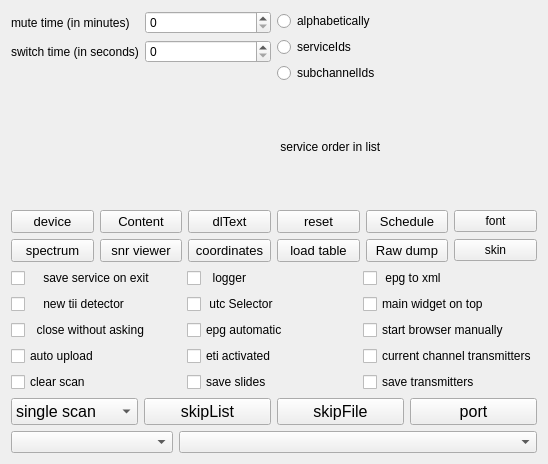
This is qt-dab-s6/forms-v6/config-helper.ui in JvanKatwijk/qt-dab as Qt 5 draws it before an edit. The edited form follows.
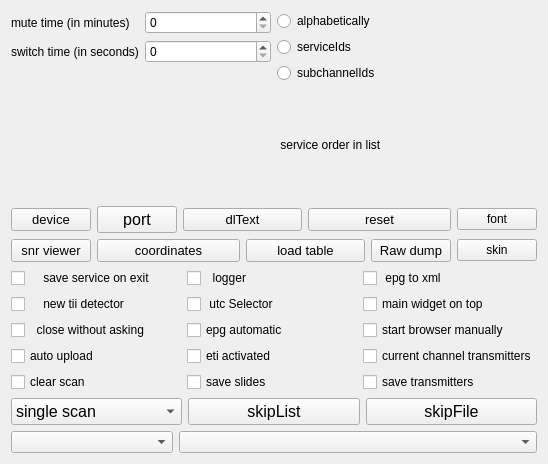
This is the edited form. Custom widgets are drawn as their Qt base class.

```diff
--- a/qt-dab-s6/forms-v6/config-helper.ui
+++ b/qt-dab-s6/forms-v6/config-helper.ui
@@ -123,27 +123,21 @@
       </widget>
      </item>
      <item row="0" column="1">
-      <widget class="smallPushButton" name="contentButton">
-       <property name="sizePolicy">
-        <sizepolicy hsizetype="Preferred" vsizetype="Fixed">
-         <horstretch>0</horstretch>
-         <verstretch>0</verstretch>
-        </sizepolicy>
-       </property>
+      <widget class="smallPushButton" name="portSelector">
        <property name="font">
         <font>
-         <pointsize>10</pointsize>
+         <pointsize>12</pointsize>
         </font>
        </property>
        <property name="toolTip">
         <string>&lt;html&gt;&lt;head/&gt;&lt;body&gt;&lt;p&gt;This will open a 'save as ... dialog' where you can select a file to store a description of the content of the current DAB ensemble (Audio and Data) in a text file.&lt;/p&gt;&lt;/body&gt;&lt;/html&gt;</string>
        </property>
        <property name="text">
-        <string>Content</string>
+        <string>port</string>
        </property>
       </widget>
      </item>
-     <item row="0" column="2">
+     <item row="0" column="2" colspan="2">
       <widget class="smallPushButton" name="dlTextButton">
        <property name="font">
         <font>
@@ -158,7 +152,7 @@
        </property>
       </widget>
      </item>
-     <item row="0" column="3">
+     <item row="0" column="4" colspan="2">
       <widget class="smallPushButton" name="resetButton">
        <property name="sizePolicy">
         <sizepolicy hsizetype="Preferred" vsizetype="Fixed">
@@ -179,29 +173,7 @@
        </property>
       </widget>
      </item>
-     <item row="0" column="4">
-      <widget class="smallPushButton" name="scheduleButton">
-       <property name="sizePolicy">
-        <sizepolicy hsizetype="Preferred" vsizetype="Fixed">
-         <horstretch>0</horstretch>
-         <verstretch>0</verstretch>
-        </sizepolicy>
-       </property>
-       <property name="font">
-        <font>
-         <family>Cantarell</family>
-         <pointsize>10</pointsize>
-        </font>
-       </property>
-       <property name="toolTip">
-        <string>&lt;html&gt;&lt;head/&gt;&lt;body&gt;&lt;p&gt;Touching this button allows you to specify elements for the scheduler. First a list will show from which you can select an element. The list contains - apart from the names of the services in the currently selected ensemble and the preset list, a few commands. &lt;/p&gt;&lt;p&gt;Once selected, a widget  appears on which the time can be specified that the selection should take place.&lt;/p&gt;&lt;/body&gt;&lt;/html&gt;</string>
-       </property>
-       <property name="text">
-        <string>Schedule</string>
-       </property>
-      </widget>
-     </item>
-     <item row="0" column="5">
+     <item row="0" column="6">
       <widget class="smallPushButton" name="fontButton">
        <property name="text">
         <string>font</string>
@@ -209,28 +181,6 @@
       </widget>
      </item>
      <item row="1" column="0">
-      <widget class="smallPushButton" name="show_spectrumButton">
-       <property name="sizePolicy">
-        <sizepolicy hsizetype="Preferred" vsizetype="Fixed">
-         <horstretch>0</horstretch>
-         <verstretch>0</verstretch>
-        </sizepolicy>
-       </property>
-       <property name="font">
-        <font>
-         <family>Cantarell</family>
-         <pointsize>10</pointsize>
-        </font>
-       </property>
-       <property name="toolTip">
-        <string>&lt;html&gt;&lt;head/&gt;&lt;body&gt;&lt;p&gt;The spectrum and the constellation of the DAB signal is shown when pressing this button. &lt;br /&gt;&lt;br /&gt;Pressing it again will cause the spectrum and constellation to be invisible.&lt;/p&gt;&lt;/body&gt;&lt;/html&gt;</string>
-       </property>
-       <property name="text">
-        <string>spectrum</string>
-       </property>
-      </widget>
-     </item>
-     <item row="1" column="1">
       <widget class="smallPushButton" name="snrButton">
        <property name="sizePolicy">
         <sizepolicy hsizetype="Preferred" vsizetype="Fixed">
@@ -252,7 +202,7 @@
        </property>
       </widget>
      </item>
-     <item row="1" column="2">
+     <item row="1" column="1" colspan="2">
       <widget class="smallPushButton" name="set_coordinatesButton">
        <property name="sizePolicy">
         <sizepolicy hsizetype="Preferred" vsizetype="Fixed">
@@ -279,7 +229,7 @@
        </property>
       </widget>
      </item>
-     <item row="1" column="3">
+     <item row="1" column="3" colspan="2">
       <widget class="smallPushButton" name="loadTableButton">
        <property name="font">
         <font>
@@ -294,7 +244,7 @@
        </property>
       </widget>
      </item>
-     <item row="1" column="4">
+     <item row="1" column="5">
       <widget class="smallPushButton" name="dumpButton">
        <property name="sizePolicy">
         <sizepolicy hsizetype="Preferred" vsizetype="Fixed">
@@ -315,7 +265,7 @@
        </property>
       </widget>
      </item>
-     <item row="1" column="5">
+     <item row="1" column="6">
       <widget class="smallPushButton" name="skinButton">
        <property name="text">
         <string>skin</string>
@@ -531,18 +481,6 @@
        </property>
       </widget>
      </item>
-     <item>
-      <widget class="QPushButton" name="portSelector">
-       <property name="font">
-        <font>
-         <pointsize>12</pointsize>
-        </font>
-       </property>
-       <property name="text">
-        <string>port</string>
-       </property>
-      </widget>
-     </item>
     </layout>
    </item>
    <item>
```
Left out of the diff: 3 changed lines with no effect on the pictures.
